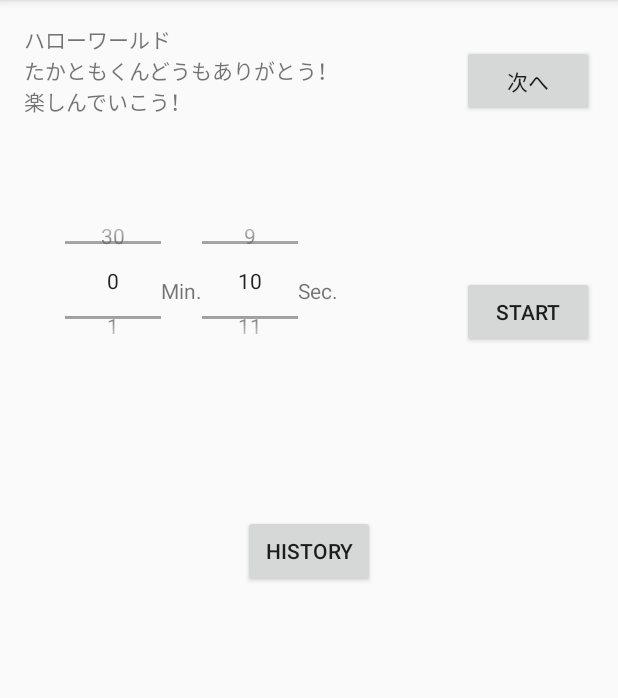
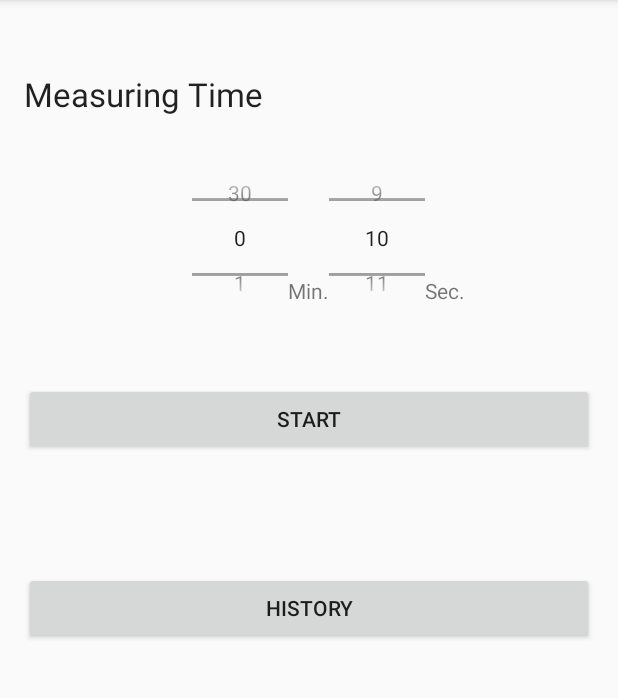
Before and after one commit to tubesoft/MoodRecorder, an Android app: the screen it shows after launch (MainActivity), on a phone screen of 412 x 824 dp, the part 84-782 px from its top. Run offline under Robolectric (Android 15) with nearby library versions, the phone set to English and light mode, and no system bars.

Commit message:
画面デザインの修正。測定画面から戻ったときの例外を修正。

```diff
--- a/app/src/main/java/com/tubesoft/moodrecorder/MainActivity.java
+++ b/app/src/main/java/com/tubesoft/moodrecorder/MainActivity.java
@@ -60,9 +60,6 @@ public class MainActivity extends AppCompatActivity {
 
     public void onClick(View view) {
         switch (view.getId()) {
-            case R.id.btnToOtameshi:
-                startActivity(new Intent(this, OtameshiActivity.class));
-                break;
             case R.id.btnMeasurement:
                 //ナンバーピッカーの値を取得（両方0のときは警告）
                 if (npMin.getValue()==0 && npSec.getValue()==0){
--- a/app/src/main/res/layout/content_main.xml
+++ b/app/src/main/res/layout/content_main.xml
@@ -12,34 +12,18 @@
     tools:context="com.tubesoft.moodrecorder.MainActivity"
     tools:showIn="@layout/activity_main">
 
-    <TextView
-        android:layout_width="wrap_content"
-        android:layout_height="wrap_content"
-        android:text="ハローワールド\nたかともくんどうもありがとう！\n楽しんでいこう！"
-        android:id="@+id/textView2"
-        android:layout_alignParentTop="true"
-        android:layout_alignParentLeft="true"
-        android:layout_alignParentStart="true" />
-    <Button
-        android:layout_width="wrap_content"
-        android:layout_height="wrap_content"
-        android:text="次へ"
-        android:id="@+id/btnToOtameshi"
-        android:onClick="onClick"
-        android:nestedScrollingEnabled="true"
-        android:layout_alignBottom="@+id/textView2"
-        android:layout_alignLeft="@+id/btnMeasurement"
-        android:layout_alignStart="@+id/btnMeasurement" />
-
     <Button
         android:layout_width="wrap_content"
         android:layout_height="wrap_content"
         android:text="@string/title_activity_browsing_history"
         android:id="@+id/btnHistory"
         android:onClick="onClick"
-        android:layout_marginTop="111dp"
-        android:layout_below="@+id/numPickerSec"
-        android:layout_centerHorizontal="true" />
+        android:layout_below="@+id/btnMeasurement"
+        android:layout_alignParentRight="true"
+        android:layout_alignParentEnd="true"
+        android:layout_marginTop="78dp"
+        android:layout_alignParentLeft="true"
+        android:layout_alignParentStart="true" />
 
     <Button
         android:layout_width="wrap_content"
@@ -47,7 +31,10 @@
         android:text="@string/start_measurement"
         android:id="@+id/btnMeasurement"
         android:onClick="onClick"
-        android:layout_alignBottom="@+id/numPickerSec"
+        android:layout_below="@+id/numPickerMin"
+        android:layout_alignParentLeft="true"
+        android:layout_alignParentStart="true"
+        android:layout_marginTop="52dp"
         android:layout_alignParentRight="true"
         android:layout_alignParentEnd="true" />
 
@@ -56,7 +43,7 @@
         android:layout_height="wrap_content"
         android:text="@string/second"
         android:id="@+id/textView3"
-        android:layout_alignTop="@+id/btnMeasurement"
+        android:layout_alignTop="@+id/textView4"
         android:layout_toRightOf="@+id/numPickerSec"
         android:layout_toEndOf="@+id/numPickerSec" />
 
@@ -65,28 +52,35 @@
         android:layout_height="wrap_content"
         android:text="@string/minute"
         android:id="@+id/textView4"
-        android:layout_alignTop="@+id/btnMeasurement"
-        android:layout_toRightOf="@+id/numPickerMin"
-        android:layout_toEndOf="@+id/numPickerMin" />
+        android:layout_alignBottom="@+id/numPickerSec"
+        android:layout_centerHorizontal="true" />
 
     <NumberPicker
         android:layout_width="wrap_content"
         android:layout_height="90dp"
         android:id="@+id/numPickerMin"
-        android:layout_marginLeft="27dp"
-        android:layout_marginStart="27dp"
-        android:layout_alignParentLeft="true"
-        android:layout_alignParentStart="true"
-        android:layout_alignBottom="@+id/numPickerSec"
-        android:layout_alignTop="@+id/numPickerSec" />
+        android:layout_below="@+id/textView2"
+        android:layout_toLeftOf="@+id/textView4"
+        android:layout_toStartOf="@+id/textView4"
+        android:layout_marginTop="36dp" />
 
     <NumberPicker
         android:layout_width="wrap_content"
         android:layout_height="90dp"
         android:id="@+id/numPickerSec"
-        android:layout_marginTop="64dp"
-        android:layout_below="@+id/btnToOtameshi"
+        android:layout_alignTop="@+id/numPickerMin"
         android:layout_toRightOf="@+id/textView4"
         android:layout_toEndOf="@+id/textView4" />
 
+    <TextView
+        android:layout_width="wrap_content"
+        android:layout_height="wrap_content"
+        android:textAppearance="?android:attr/textAppearanceLarge"
+        android:text="@string/measuring_time"
+        android:id="@+id/textView2"
+        android:layout_alignParentTop="true"
+        android:layout_alignParentLeft="true"
+        android:layout_alignParentStart="true"
+        android:layout_marginTop="32dp" />
+
 </RelativeLayout>
--- a/app/src/main/res/layout/content_measurement.xml
+++ b/app/src/main/res/layout/content_measurement.xml
@@ -18,7 +18,7 @@
         android:layout_width="match_parent"
         android:layout_height="wrap_content"
         android:adjustViewBounds="true"
-        android:scaleType="fitXY"
+        android:scaleType="fitCenter"
         android:src="@drawable/xy_plane"
         android:layout_centerVertical="true"
         />
--- a/app/src/main/res/values/strings.xml
+++ b/app/src/main/res/values/strings.xml
@@ -26,6 +26,7 @@
     <string name="minute">Min.</string>
     <string name="second">Sec.</string>
     <string name="set_appropriate_time">Please set appropriate time.</string>
+    <string name="measuring_time">Measuring Time</string>
 
     <!-- 設定画面-->
     <string name="title_pref_is_tracked">Draw Tracking</string>
@@ -44,8 +45,8 @@
     <string name="saved">The result has been saved.</string>
 
     <!-- 測定インストラクション画面-->
-    <string name="instruction_top">Locate your mood.\n\nObserve the change of your mood\nand record it.</string>
-    <string name="instruction_bottom">DO NOT release your finger from the display.\nAfter press "Start" button, the measurement will begin in 5 secs.</string>
+    <string name="instruction_top">Locate your mood.\nObserve the change of your mood and record it.</string>
+    <string name="instruction_bottom">DO NOT release your finger from the display.\nAfter press "Start" button, the measurement will begin in 3 secs.</string>
 
     <!-- 履歴閲覧画面-->
     <string name="no_data">NO DATA</string>
```
Also changed, not shown: app/src/main/AndroidManifest.xml (+10 -9 lines), app/src/main/java/com/tubesoft/moodrecorder/MeasurementActivity.java (+16 -10 lines), app/src/main/java/com/tubesoft/moodrecorder/OtameshiActivity.java (deleted, +0 -41 lines), app/src/main/res/layout/activity_otameshi.xml (deleted, +0 -27 lines), app/src/main/res/layout/fragment_measurement_instruction1.xml (+26 -13 lines), 1 other file.
